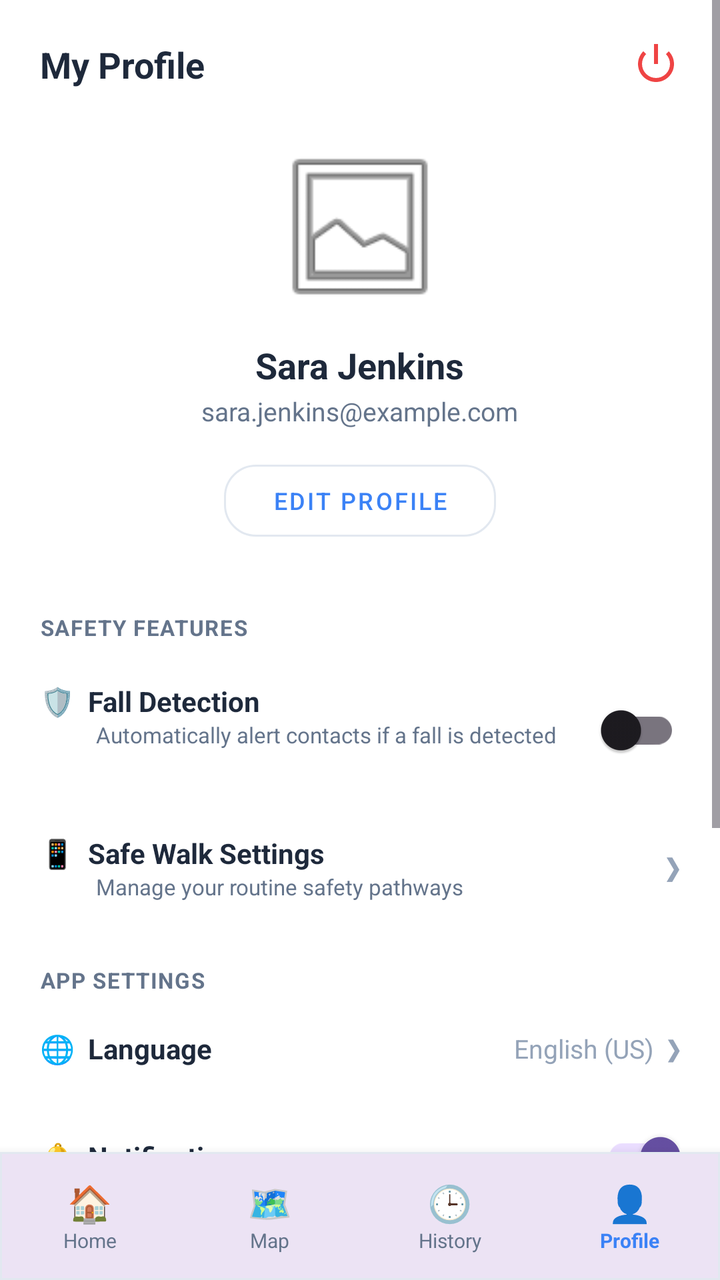
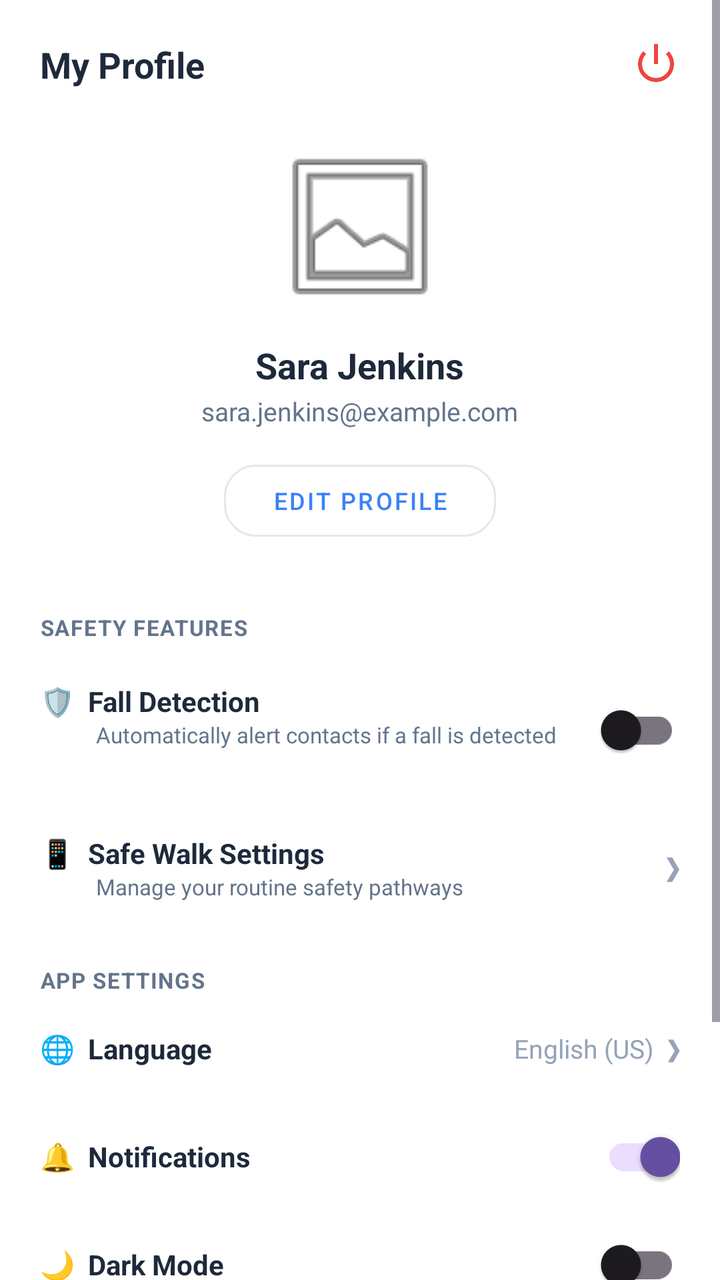

Compare the two renders of this Android layout. The source of the first and the diff that turns it into the second are given below.
<!-- AndroidManifest.xml: application theme Theme.SafeRoute -->
<!-- res/layout/fragment_profile.xml -->
<?xml version="1.0" encoding="utf-8"?>
<RelativeLayout xmlns:android="http://schemas.android.com/apk/res/android"
    xmlns:app="http://schemas.android.com/apk/res-auto"
    android:layout_width="match_parent"
    android:layout_height="match_parent"
    android:background="#FFFFFF">

    <ScrollView
        android:layout_width="match_parent"
        android:layout_height="match_parent"
        android:layout_above="@id/bottomNavigationContainer"
        android:fillViewport="true">

        <LinearLayout
            android:layout_width="match_parent"
            android:layout_height="wrap_content"
            android:gravity="center_horizontal"
            android:orientation="vertical"
            android:padding="20dp">

            <RelativeLayout
                android:layout_width="match_parent"
                android:layout_height="wrap_content">

                <TextView
                    android:layout_width="wrap_content"
                    android:layout_height="wrap_content"
                    android:text="My Profile"
                    android:textColor="#1E293B"
                    android:textSize="18sp"
                    android:textStyle="bold" />

                <ImageView
                    android:id="@+id/btnExitApp"
                    android:layout_width="24dp"
                    android:layout_height="24dp"
                    android:layout_alignParentEnd="true"
                    android:src="@android:drawable/ic_lock_power_off"
                    app:tint="#EF4444" />
            </RelativeLayout>

            <com.google.android.material.imageview.ShapeableImageView
                android:id="@+id/ivUserProfile"
                android:layout_width="90dp"
                android:layout_height="90dp"
                android:layout_marginTop="24dp"
                android:scaleType="centerCrop"
                android:src="@android:drawable/ic_menu_gallery"
                app:shapeAppearanceOverlay="@style/ShapeAppearance.MaterialComponents.LargeComponent" />

            <TextView
                android:id="@+id/tvProfileName"
                android:layout_width="wrap_content"
                android:layout_height="wrap_content"
                android:layout_marginTop="12dp"
                android:text="Sara Jenkins"
                android:textColor="#1E293B"
                android:textSize="18sp"
                android:textStyle="bold" />

            <TextView
                android:id="@+id/tvProfileEmail"
                android:layout_width="wrap_content"
                android:layout_height="wrap_content"
                android:layout_marginTop="2dp"
                android:text="sara.jenkins@example.com"
                android:textColor="#64748B"
                android:textSize="13sp" />

            <com.google.android.material.button.MaterialButton
                android:id="@+id/btnEditProfile"
                style="@style/Widget.MaterialComponents.Button.OutlinedButton"
                android:layout_width="wrap_content"
                android:layout_height="wrap_content"
                android:layout_marginTop="12dp"
                android:paddingHorizontal="24dp"
                android:text="Edit Profile"
                android:textColor="#3B82F6"
                android:textSize="12sp"
                app:cornerRadius="16dp"
                app:strokeColor="#E2E8F0" />

            <TextView
                android:layout_width="wrap_content"
                android:layout_height="wrap_content"
                android:layout_gravity="start"
                android:layout_marginTop="32dp"
                android:letterSpacing="0.05"
                android:text="SAFETY FEATURES"
                android:textColor="#64748B"
                android:textSize="11sp"
                android:textStyle="bold" />

            <RelativeLayout
                android:layout_width="match_parent"
                android:layout_height="wrap_content"
                android:layout_marginTop="12dp"
                android:paddingVertical="8dp">

                <TextView
                    android:id="@+id/tvFallTitle"
                    android:layout_width="wrap_content"
                    android:layout_height="wrap_content"
                    android:text="🛡️  Fall Detection"
                    android:textColor="#1E293B"
                    android:textSize="14sp"
                    android:textStyle="bold" />

                <TextView
                    android:layout_width="wrap_content"
                    android:layout_height="wrap_content"
                    android:layout_below="@id/tvFallTitle"
                    android:layout_marginStart="28dp"
                    android:text="Automatically alert contacts if a fall is detected"
                    android:textColor="#64748B"
                    android:textSize="11sp" />

                <com.google.android.material.switchmaterial.SwitchMaterial
                    android:id="@+id/switchFallDetection"
                    android:layout_width="wrap_content"
                    android:layout_height="wrap_content"
                    android:layout_alignParentEnd="true"
                    android:layout_centerVertical="true" />
            </RelativeLayout>

            <RelativeLayout
                android:id="@+id/btnSafeWalkSettings"
                android:layout_width="match_parent"
                android:layout_height="wrap_content"
                android:layout_marginTop="12dp"
                android:paddingVertical="8dp">

                <TextView
                    android:id="@+id/tvWalkTitle"
                    android:layout_width="wrap_content"
                    android:layout_height="wrap_content"
                    android:text="📱  Safe Walk Settings"
                    android:textColor="#1E293B"
                    android:textSize="14sp"
                    android:textStyle="bold" />

                <TextView
                    android:layout_width="wrap_content"
                    android:layout_height="wrap_content"
                    android:layout_below="@id/tvWalkTitle"
                    android:layout_marginStart="28dp"
                    android:text="Manage your routine safety pathways"
                    android:textColor="#64748B"
                    android:textSize="11sp" />

                <TextView
                    android:layout_width="wrap_content"
                    android:layout_height="wrap_content"
                    android:layout_alignParentEnd="true"
                    android:layout_centerVertical="true"
                    android:text="❯"
                    android:textColor="#94A3B8" />
            </RelativeLayout>

            <TextView
                android:layout_width="wrap_content"
                android:layout_height="wrap_content"
                android:layout_gravity="start"
                android:layout_marginTop="24dp"
                android:letterSpacing="0.05"
                android:text="APP SETTINGS"
                android:textColor="#64748B"
                android:textSize="11sp"
                android:textStyle="bold" />

            <RelativeLayout
                android:id="@+id/btnLanguage"
                android:layout_width="match_parent"
                android:layout_height="54dp">

                <TextView
                    android:layout_width="wrap_content"
                    android:layout_height="wrap_content"
                    android:layout_centerVertical="true"
                    android:text="🌐  Language"
                    android:textColor="#1E293B"
                    android:textSize="14sp"
                    android:textStyle="bold" />

                <TextView
                    android:layout_width="wrap_content"
                    android:layout_height="wrap_content"
                    android:layout_alignParentEnd="true"
                    android:layout_centerVertical="true"
                    android:text="English (US)  ❯"
                    android:textColor="#94A3B8"
                    android:textSize="13sp" />
            </RelativeLayout>

            <RelativeLayout
                android:layout_width="match_parent"
                android:layout_height="54dp">

                <TextView
                    android:layout_width="wrap_content"
                    android:layout_height="wrap_content"
                    android:layout_centerVertical="true"
                    android:text="🔔  Notifications"
                    android:textColor="#1E293B"
                    android:textSize="14sp"
                    android:textStyle="bold" />

                <com.google.android.material.switchmaterial.SwitchMaterial
                    android:id="@+id/switchNotifications"
                    android:layout_width="wrap_content"
                    android:layout_height="wrap_content"
                    android:layout_alignParentEnd="true"
                    android:layout_centerVertical="true"
                    android:checked="true" />
            </RelativeLayout>

            <RelativeLayout
                android:layout_width="match_parent"
                android:layout_height="54dp">

                <TextView
                    android:layout_width="wrap_content"
                    android:layout_height="wrap_content"
                    android:layout_centerVertical="true"
                    android:text="🌙  Dark Mode"
                    android:textColor="#1E293B"
                    android:textSize="14sp"
                    android:textStyle="bold" />

                <com.google.android.material.switchmaterial.SwitchMaterial
                    android:id="@+id/switchDarkMode"
                    android:layout_width="wrap_content"
                    android:layout_height="wrap_content"
                    android:layout_alignParentEnd="true"
                    android:layout_centerVertical="true" />
            </RelativeLayout>

            <LinearLayout
                android:id="@+id/btnLogoutClick"
                android:layout_width="match_parent"
                android:layout_height="wrap_content"
                android:layout_marginTop="32dp"
                android:gravity="center"
                android:orientation="horizontal"
                android:padding="12dp">

                <TextView
                    android:layout_width="wrap_content"
                    android:layout_height="wrap_content"
                    android:text="↩️  Logout"
                    android:textColor="#EF4444"
                    android:textSize="15sp"
                    android:textStyle="bold" />
            </LinearLayout>

            <TextView
                android:layout_width="wrap_content"
                android:layout_height="wrap_content"
                android:layout_marginTop="16dp"
                android:layout_marginBottom="16dp"
                android:letterSpacing="0.05"
                android:text="SAFEROUTE V2.4.0"
                android:textColor="#94A3B8"
                android:textSize="10sp"
                android:textStyle="bold" />
        </LinearLayout>
    </ScrollView>

    <com.google.android.material.card.MaterialCardView
        android:id="@+id/bottomNavigationContainer"
        android:layout_width="match_parent"
        android:layout_height="64dp"
        android:layout_alignParentBottom="true"
        app:cardCornerRadius="0dp"
        app:cardElevation="8dp"
        app:strokeColor="#E2E8F0"
        app:strokeWidth="1dp">

        <LinearLayout
            android:layout_width="match_parent"
            android:layout_height="match_parent"
            android:gravity="center_vertical"
            android:orientation="horizontal">

            <LinearLayout
                android:layout_width="0dp"
                android:layout_height="match_parent"
                android:layout_weight="1"
                android:gravity="center"
                android:orientation="vertical">

                <TextView
                    android:layout_width="wrap_content"
                    android:layout_height="wrap_content"
                    android:text="🏠"
                    android:textSize="18sp" />

                <TextView
                    android:layout_width="wrap_content"
                    android:layout_height="wrap_content"
                    android:text="Home"
                    android:textColor="#64748B"
                    android:textSize="10sp" />
            </LinearLayout>

            <LinearLayout
                android:layout_width="0dp"
                android:layout_height="match_parent"
                android:layout_weight="1"
                android:gravity="center"
                android:orientation="vertical">

                <TextView
                    android:layout_width="wrap_content"
                    android:layout_height="wrap_content"
                    android:text="🗺️"
                    android:textSize="18sp" />

                <TextView
                    android:layout_width="wrap_content"
                    android:layout_height="wrap_content"
                    android:text="Map"
                    android:textColor="#64748B"
                    android:textSize="10sp" />
            </LinearLayout>

            <LinearLayout
                android:layout_width="0dp"
                android:layout_height="match_parent"
                android:layout_weight="1"
                android:gravity="center"
                android:orientation="vertical">

                <TextView
                    android:layout_width="wrap_content"
                    android:layout_height="wrap_content"
                    android:text="🕒"
                    android:textSize="18sp" />

                <TextView
                    android:layout_width="wrap_content"
                    android:layout_height="wrap_content"
                    android:text="History"
                    android:textColor="#64748B"
                    android:textSize="10sp" />
            </LinearLayout>

            <LinearLayout
                android:layout_width="0dp"
                android:layout_height="match_parent"
                android:layout_weight="1"
                android:gravity="center"
                android:orientation="vertical">

                <TextView
                    android:layout_width="wrap_content"
                    android:layout_height="wrap_content"
                    android:text="👤"
                    android:textSize="18sp" />

                <TextView
                    android:layout_width="wrap_content"
                    android:layout_height="wrap_content"
                    android:text="Profile"
                    android:textColor="#3B82F6"
                    android:textSize="10sp"
                    android:textStyle="bold" />
            </LinearLayout>
        </LinearLayout>
    </com.google.android.material.card.MaterialCardView>

</RelativeLayout>
<!-- resources referenced by this layout -->
<resources>
  <style name="Theme.SafeRoute" parent="Base.Theme.SafeRoute" />
  <style name="Base.Theme.SafeRoute" parent="Theme.Material3.DayNight.NoActionBar">
          
          
      </style>
</resources>

<!-- the commit's change to res/layout/fragment_profile.xml (unified diff, before → after) -->
@@ -8,7 +8,6 @@
     <ScrollView
         android:layout_width="match_parent"
         android:layout_height="match_parent"
-        android:layout_above="@id/bottomNavigationContainer"
         android:fillViewport="true">
 
         <LinearLayout
@@ -266,107 +265,5 @@
         </LinearLayout>
     </ScrollView>
 
-    <com.google.android.material.card.MaterialCardView
-        android:id="@+id/bottomNavigationContainer"
-        android:layout_width="match_parent"
-        android:layout_height="64dp"
-        android:layout_alignParentBottom="true"
-        app:cardCornerRadius="0dp"
-        app:cardElevation="8dp"
-        app:strokeColor="#E2E8F0"
-        app:strokeWidth="1dp">
-
-        <LinearLayout
-            android:layout_width="match_parent"
-            android:layout_height="match_parent"
-            android:gravity="center_vertical"
-            android:orientation="horizontal">
-
-            <LinearLayout
-                android:layout_width="0dp"
-                android:layout_height="match_parent"
-                android:layout_weight="1"
-                android:gravity="center"
-                android:orientation="vertical">
-
-                <TextView
-                    android:layout_width="wrap_content"
-                    android:layout_height="wrap_content"
-                    android:text="🏠"
-                    android:textSize="18sp" />
-
-                <TextView
-                    android:layout_width="wrap_content"
-                    android:layout_height="wrap_content"
-                    android:text="Home"
-                    android:textColor="#64748B"
-                    android:textSize="10sp" />
-            </LinearLayout>
-
-            <LinearLayout
-                android:layout_width="0dp"
-                android:layout_height="match_parent"
-                android:layout_weight="1"
-                android:gravity="center"
-                android:orientation="vertical">
-
-                <TextView
-                    android:layout_width="wrap_content"
-                    android:layout_height="wrap_content"
-                    android:text="🗺️"
-                    android:textSize="18sp" />
-
-                <TextView
-                    android:layout_width="wrap_content"
-                    android:layout_height="wrap_content"
-                    android:text="Map"
-                    android:textColor="#64748B"
-                    android:textSize="10sp" />
-            </LinearLayout>
-
-            <LinearLayout
-                android:layout_width="0dp"
-                android:layout_height="match_parent"
-                android:layout_weight="1"
-                android:gravity="center"
-                android:orientation="vertical">
-
-                <TextView
-                    android:layout_width="wrap_content"
-                    android:layout_height="wrap_content"
-                    android:text="🕒"
-                    android:textSize="18sp" />
-
-                <TextView
-                    android:layout_width="wrap_content"
-                    android:layout_height="wrap_content"
-                    android:text="History"
-                    android:textColor="#64748B"
-                    android:textSize="10sp" />
-            </LinearLayout>
-
-            <LinearLayout
-                android:layout_width="0dp"
-                android:layout_height="match_parent"
-                android:layout_weight="1"
-                android:gravity="center"
-                android:orientation="vertical">
-
-                <TextView
-                    android:layout_width="wrap_content"
-                    android:layout_height="wrap_content"
-                    android:text="👤"
-                    android:textSize="18sp" />
-
-                <TextView
-                    android:layout_width="wrap_content"
-                    android:layout_height="wrap_content"
-                    android:text="Profile"
-                    android:textColor="#3B82F6"
-                    android:textSize="10sp"
-                    android:textStyle="bold" />
-            </LinearLayout>
-        </LinearLayout>
-    </com.google.android.material.card.MaterialCardView>
 
 </RelativeLayout>
